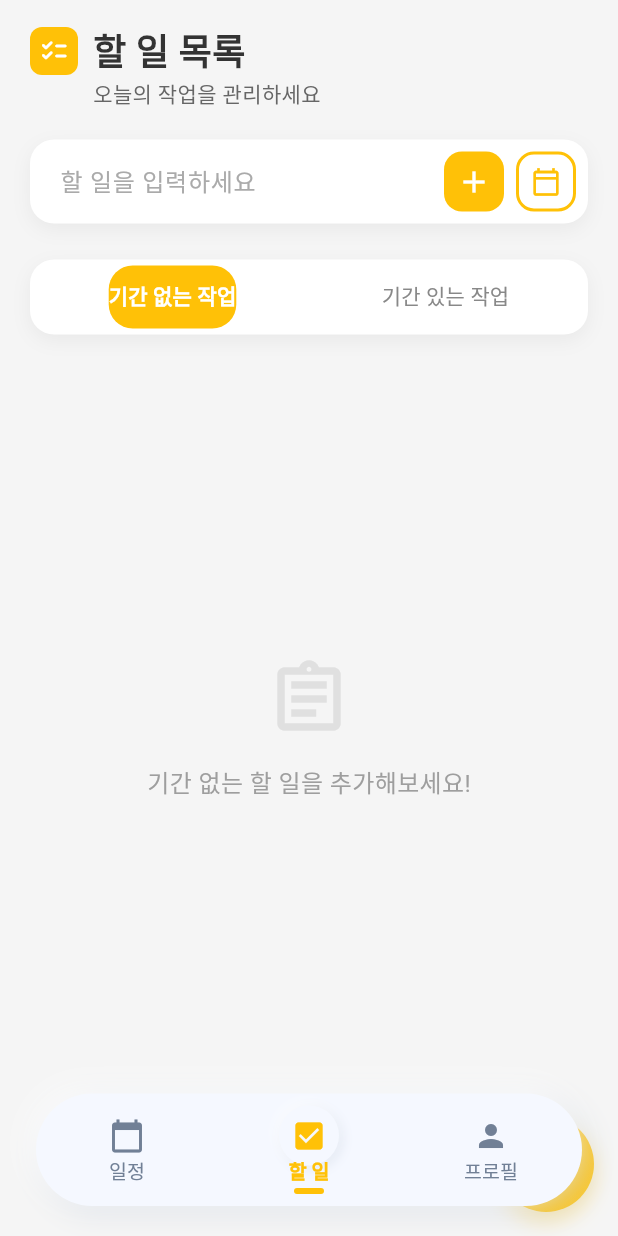
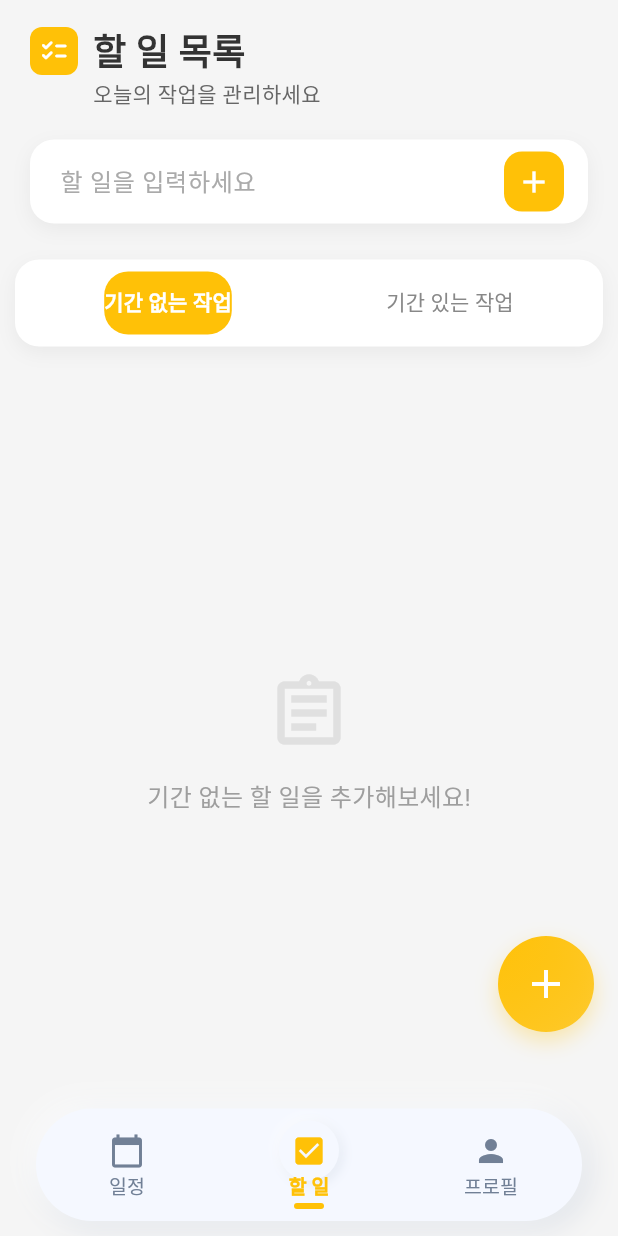
Before and after one commit to dogdogcode/toDo-List, a Flutter app: the screen it shows after launch, swiped to page 2, on a phone screen of 412 x 824 dp. Run offline on Flutter 3.47's test engine with Material 3 defaults, Android fonts, the phone set to English and light mode, and no system bars; our stand-ins replace shared_preferences, table_calendar.

Commit message:
일부 버그 변경

```diff
--- a/lib/main.dart
+++ b/lib/main.dart
@@ -144,7 +144,9 @@ class _MainScreenState extends State<MainScreen>
         children: _screens,
       ),
       bottomNavigationBar: Padding(
-        padding: EdgeInsets.only(bottom: 20.0 + bottomPadding),
+        padding: EdgeInsets.only(
+          bottom: 10.0 + bottomPadding,
+        ), // 네비게이션 바 위치 하향 조정
         child: Container(
           margin: const EdgeInsets.symmetric(horizontal: 24.0),
           height: navBarHeight,
--- a/lib/screens/todo_list_screen.dart
+++ b/lib/screens/todo_list_screen.dart
@@ -234,41 +234,18 @@ class _TodoListScreenState extends State<TodoListScreen>
                       ),
                     ),
 
-                    // 추가 버튼
+                    // 추가 버튼 (기한 없는 간단한 할 일 추가)
                     GestureDetector(
                       onTap: _addSimpleTodo,
                       child: Container(
                         width: 40,
                         height: 40,
-                        margin: const EdgeInsets.only(right: 8),
+                        margin: const EdgeInsets.only(right: 16),
                         decoration: BoxDecoration(
                           color: NeumorphicStyles.primaryButtonColor,
                           borderRadius: BorderRadius.circular(12),
                         ),
                         child: const Icon(Icons.add, color: Colors.white),
-                      ),
-                    ),
-
-                    // 상세 입력 버튼
-                    GestureDetector(
-                      onTap: _showDetailedTodoInput,
-                      child: Container(
-                        width: 40,
-                        height: 40,
-                        margin: const EdgeInsets.only(right: 8),
-                        decoration: BoxDecoration(
-                          color: Colors.white,
-                          borderRadius: BorderRadius.circular(12),
-                          border: Border.all(
-                            color: NeumorphicStyles.primaryButtonColor,
-                            width: 2,
-                          ),
-                        ),
-                        child: Icon(
-                          Icons.calendar_today_outlined,
-                          color: NeumorphicStyles.primaryButtonColor,
-                          size: 20,
-                        ),
                       ),
                     ),
                   ],
@@ -280,7 +257,7 @@ class _TodoListScreenState extends State<TodoListScreen>
 
             // 탭 선택 영역
             Padding(
-              padding: const EdgeInsets.symmetric(horizontal: 20),
+              padding: const EdgeInsets.symmetric(horizontal: 10),
               child: Container(
                 decoration: BoxDecoration(
                   color: Colors.white,
@@ -310,7 +287,7 @@ class _TodoListScreenState extends State<TodoListScreen>
                     fontWeight: FontWeight.normal,
                     fontSize: 14,
                   ),
-                  padding: const EdgeInsets.all(4),
+                  padding: const EdgeInsets.all(8), // 패딩값 늘림
                   tabs: const [
                     Tab(text: '기간 없는 작업', height: 40),
                     Tab(text: '기간 있는 작업', height: 40),
@@ -389,6 +366,7 @@ class _TodoListScreenState extends State<TodoListScreen>
       floatingActionButton: Container(
         width: 64,
         height: 64,
+        margin: const EdgeInsets.only(bottom: 120), // 플러스 버튼을 더 위로 올림
         decoration: BoxDecoration(
           gradient: LinearGradient(
             colors: [
@@ -416,6 +394,8 @@ class _TodoListScreenState extends State<TodoListScreen>
           ),
         ),
       ),
+      // FloatingActionButton 위치 지정
+      floatingActionButtonLocation: FloatingActionButtonLocation.endFloat,
     );
   }
 
```
Also changed, not shown: 1 other file.
